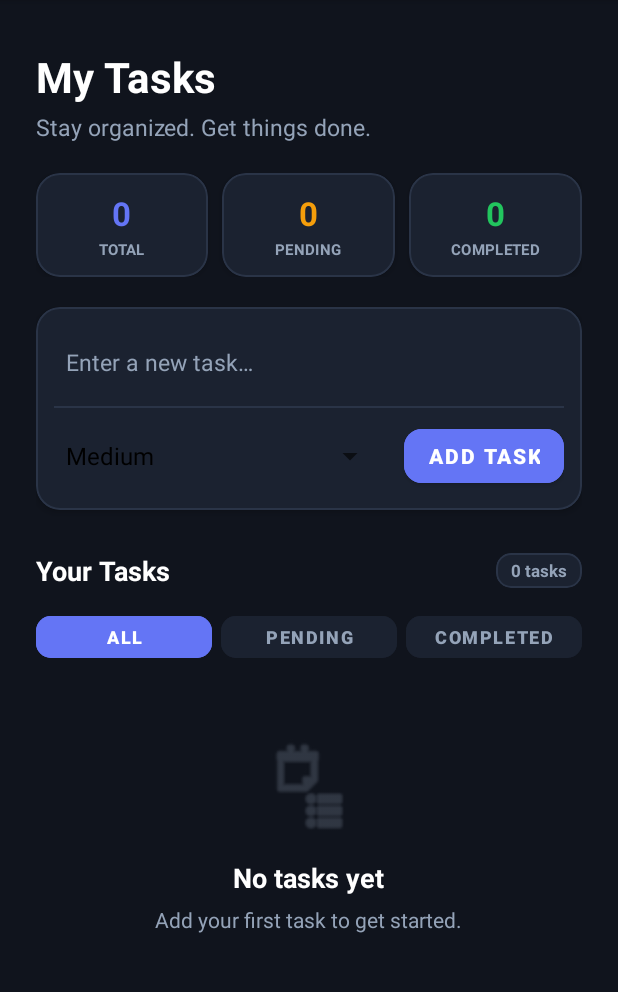
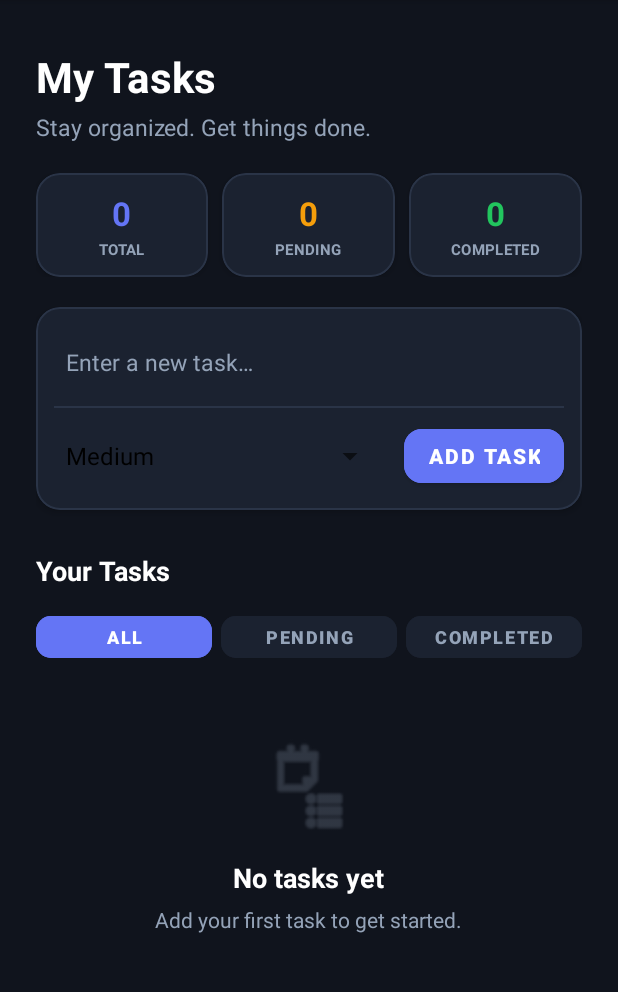
Before and after one commit to zaid-code-max/employee-task-manager, an Android app: the TaskDetailsActivity screen opened directly, with no data from a screen before it, on a phone screen of 412 x 824 dp, the part 84-1076 px from its top. Run offline under Robolectric (Android 15) with nearby library versions, the phone set to English and light mode, and no system bars; our stand-ins replace Room's generated code; 2 statements that could not run were skipped.

Commit message:
Day 4: Finalize Task Details layout and filter feature integration

```diff
--- a/app/src/main/res/layout/activity_task_details.xml
+++ b/app/src/main/res/layout/activity_task_details.xml
@@ -286,22 +286,7 @@
                 app:cardCornerRadius="10dp"
                 app:cardElevation="0dp"
                 app:strokeColor="@color/card_stroke"
-                app:strokeWidth="1dp">
-
-                <TextView
-                    android:id="@+id/textViewTaskCountBadge"
-                    android:layout_width="wrap_content"
-                    android:layout_height="wrap_content"
-                    android:paddingStart="10dp"
-                    android:paddingTop="4dp"
-                    android:paddingEnd="10dp"
-                    android:paddingBottom="4dp"
-                    android:text="0 tasks"
-                    android:textColor="@color/text_muted"
-                    android:textSize="11sp"
-                    android:textStyle="bold" />
-
-            </com.google.android.material.card.MaterialCardView>
+                app:strokeWidth="1dp"/>
 
         </LinearLayout>
 
```
